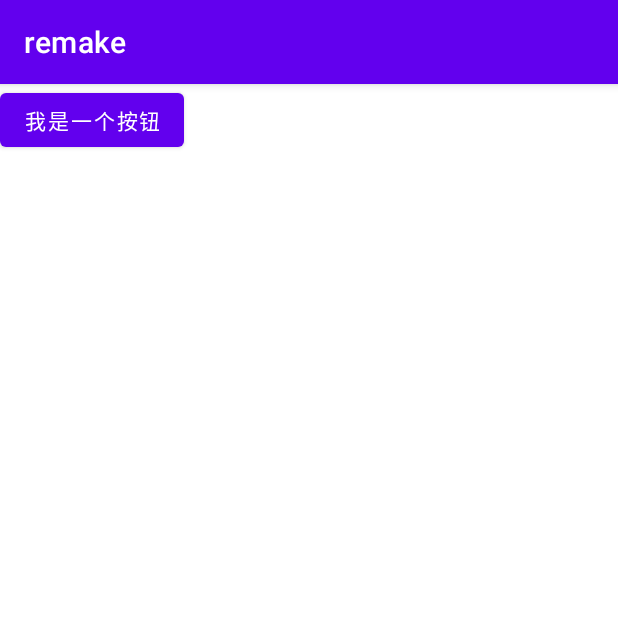
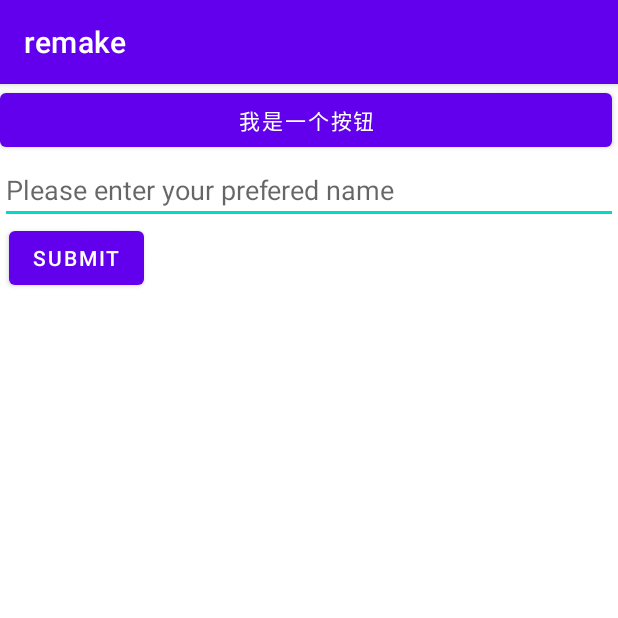
Before and after one commit to BroZhai/AndroidStudio, an Android app: the screen it shows after launch (MyActivity), on a phone screen of 412 x 824 dp, the top half of it. Run offline under Robolectric (Android 15) with nearby library versions, the phone set to English and light mode, and no system bars.

Commit message:
学会了'输入框'EditText组件的使用，并用一个单独的EditText类对象来 找到存储其输入内容 (和'找按钮'的过程很像)，存储到EditText对象后，再用.getText().toString()转成字符串就可以用啦，这顿下来同时了解了下UI内'简单的约束'布局设置

```diff
--- a/NoviceRemake/app/src/main/AndroidManifest.xml
+++ b/NoviceRemake/app/src/main/AndroidManifest.xml
@@ -14,10 +14,10 @@
         tools:targetApi="31">
 
     <!-- 原本这里的activity是一个‘自闭和标签’
-        自闭和标签: 就像html里面的'简单单标签'样式一样，简单设置好相应属性后直接闭合
+        自闭合标签: 就像html里面的'简单单标签'样式一样，简单设置好相应属性后直接闭合
         但是一旦里面'还嵌套了其他标签'，那么此时必须用'完整写法'
         示例:
-            自闭和(只有属性):
+            自闭合(只有属性):
             <activity
                 属性1
                 属性2
--- a/NoviceRemake/app/src/main/java/com/example/remake/MyActivity.java
+++ b/NoviceRemake/app/src/main/java/com/example/remake/MyActivity.java
@@ -3,6 +3,7 @@ package com.example.remake;
 import android.os.Bundle;
 import android.view.View;
 import android.widget.Button;
+import android.widget.EditText;
 import android.widget.Toast;
 
 import androidx.activity.EdgeToEdge;
@@ -13,6 +14,7 @@ import androidx.core.view.WindowInsetsCompat;
 
 public class MyActivity extends AppCompatActivity {
 
+    private EditText iText; // 声明一个EditText对象，准备用于接收<ExitText>控件的内容
     @Override
     protected void onCreate(Bundle savedInstanceState) {
         super.onCreate(savedInstanceState);
@@ -23,6 +25,22 @@ public class MyActivity extends AppCompatActivity {
             @Override
             public void onClick(View view) {
                 Toast.makeText(MyActivity.this,"按钮被点击啦！",Toast.LENGTH_SHORT).show();
+
+            }
+        });
+
+        // 下面是那个"submit"的按钮
+        Button submitBtn=(Button) findViewById(R.id.submitText);
+        submitBtn.setOnClickListener(new View.OnClickListener() {
+            @Override
+            public void onClick(View view) {
+                // 通过id找到对应的EditText控件，并存储到本地的EditText 对象iText中
+                iText=(EditText)findViewById(R.id.inputText);
+                // iText对象里面存的东西，我们还需要.getText().toString()之后才能转成Java里面的String
+                String textcontent=iText.getText().toString();
+
+                // 最后在Toast中悬浮展示
+                Toast.makeText(MyActivity.this,"Hello "+textcontent +"!",Toast.LENGTH_LONG).show();
             }
         });
     }
--- a/NoviceRemake/app/src/main/res/layout/mylayout.xml
+++ b/NoviceRemake/app/src/main/res/layout/mylayout.xml
@@ -1,16 +1,41 @@
 <?xml version="1.0" encoding="utf-8"?>
 <androidx.constraintlayout.widget.ConstraintLayout xmlns:android="http://schemas.android.com/apk/res/android"
+    xmlns:app="http://schemas.android.com/apk/res-auto"
     xmlns:tools="http://schemas.android.com/tools"
     android:layout_width="match_parent"
     android:layout_height="match_parent">
+    <!-- 重写一个按钮-->
 
-<!-- 重写一个按钮-->
+    <!--往前面加一个'文字输入框'-->
     <Button
         android:id="@+id/mybtn1"
+        android:layout_width="match_parent"
+        android:layout_height="wrap_content"
+        android:layout_marginEnd="4dp"
+        android:text="我是一个按钮"
+        app:layout_constraintEnd_toEndOf="parent"
+        app:layout_constraintTop_toTopOf="parent" />
+
+    <EditText
+        android:id="@+id/inputText"
+        android:layout_width="match_parent"
+        android:layout_height="wrap_content"
+        android:layout_marginTop="48dp"
+        android:hint="Please enter your prefered name"
+        app:layout_constraintEnd_toEndOf="parent"
+        app:layout_constraintTop_toTopOf="parent"
+
+        />
+
+    <Button
+        android:id="@+id/submitText"
         android:layout_width="wrap_content"
         android:layout_height="wrap_content"
-        android:text="我是一个按钮"
-        tools:layout_editor_absoluteX="143dp"
-        tools:layout_editor_absoluteY="135dp" />
+        android:text="submit"
+        android:layout_marginTop="92dp"
+        android:layout_marginEnd="316dp"
+        app:layout_constraintEnd_toEndOf="parent"
+        app:layout_constraintTop_toTopOf="parent" />
+
 
 </androidx.constraintlayout.widget.ConstraintLayout>
```
